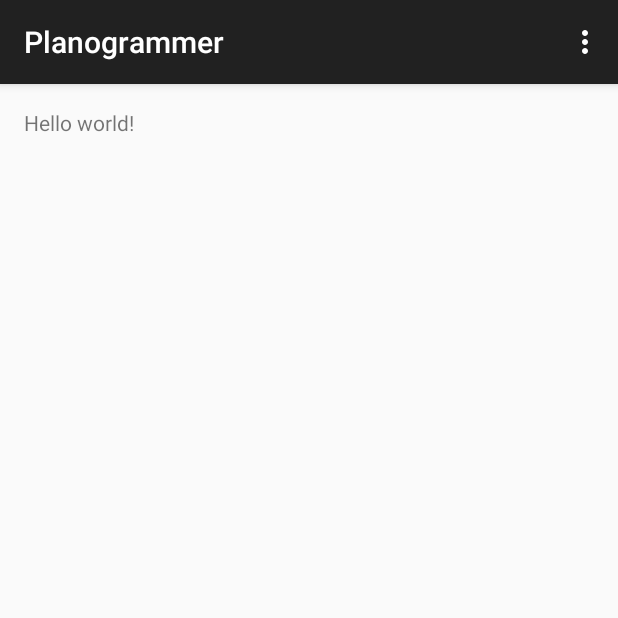
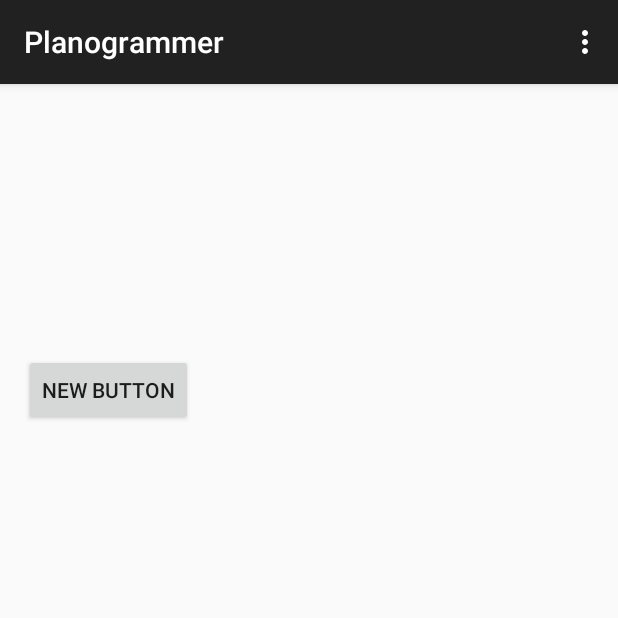
Before and after one commit to mikegwyn17/DIY-Project-Suggestor, an Android app: the screen it shows after launch (MainActivity), on a phone screen of 412 x 824 dp, the top half of it. Run offline under Robolectric (Android 15) with nearby library versions, the phone set to English and light mode, and no system bars.

Commit message:
scanner working

```diff
--- a/Planogrammer/app/src/main/java/com/example/felipe/planogrammer/MainActivity.java
+++ b/Planogrammer/app/src/main/java/com/example/felipe/planogrammer/MainActivity.java
@@ -1,18 +1,41 @@
 package com.example.felipe.planogrammer;
 
+import android.content.Intent;
 import android.support.v7.app.ActionBarActivity;
 import android.os.Bundle;
 import android.view.Menu;
 import android.view.MenuItem;
+import android.view.View;
+import android.widget.Button;
 
 
-public class MainActivity extends ActionBarActivity {
+public class MainActivity extends ActionBarActivity implements View.OnClickListener {
+
+    private Button button;
 
     @Override
     protected void onCreate(Bundle savedInstanceState) {
         super.onCreate(savedInstanceState);
         setContentView(R.layout.activity_main);
+        button = (Button) findViewById(R.id.button);
+        button.setOnClickListener(this);
     }
+
+    public void onClick(View v) {
+
+        if (v.getId() == R.id.button) {
+            startActivity(new Intent(MainActivity.this, ScannerPage.class));
+        }
+
+    }
+
+
+
+
+
+
+
+
 
 
     @Override
--- a/Planogrammer/app/src/main/res/layout/activity_main.xml
+++ b/Planogrammer/app/src/main/res/layout/activity_main.xml
@@ -5,7 +5,11 @@
     android:paddingTop="@dimen/activity_vertical_margin"
     android:paddingBottom="@dimen/activity_vertical_margin" tools:context=".MainActivity">
 
-    <TextView android:text="@string/hello_world" android:layout_width="wrap_content"
-        android:layout_height="wrap_content" />
+    <Button
+        android:layout_width="wrap_content"
+        android:layout_height="wrap_content"
+        android:text="New Button"
+        android:id="@+id/button"
+        android:layout_marginTop="164dp" />
 
 </RelativeLayout>
```
Also changed, not shown: 1 other file.
